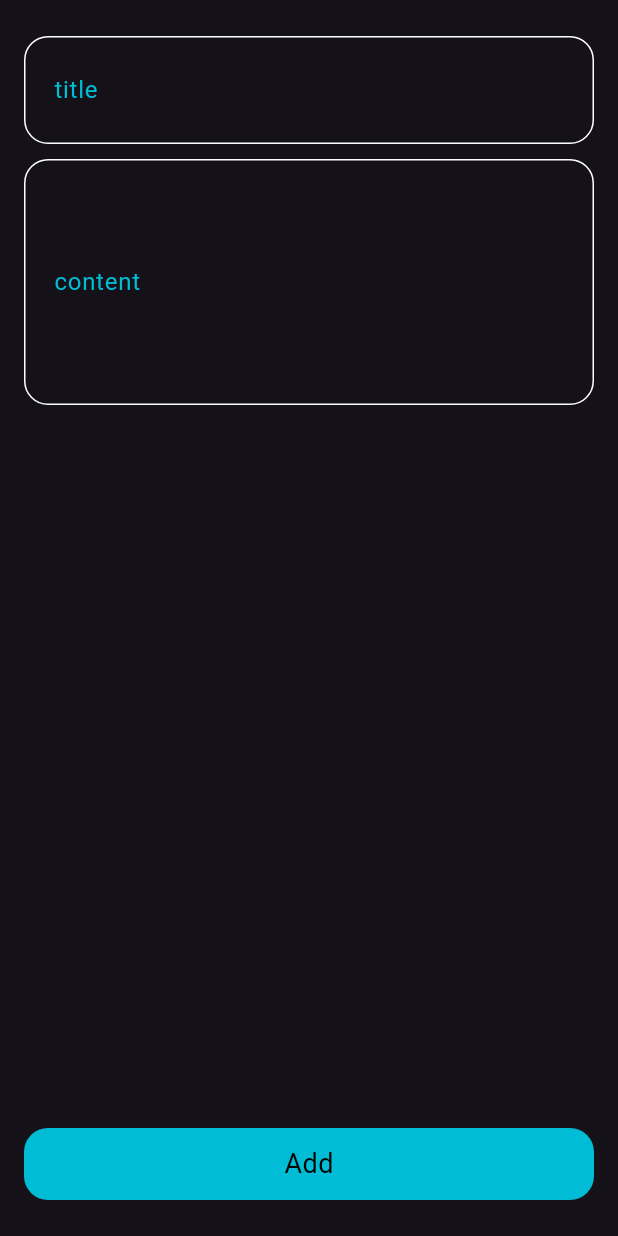
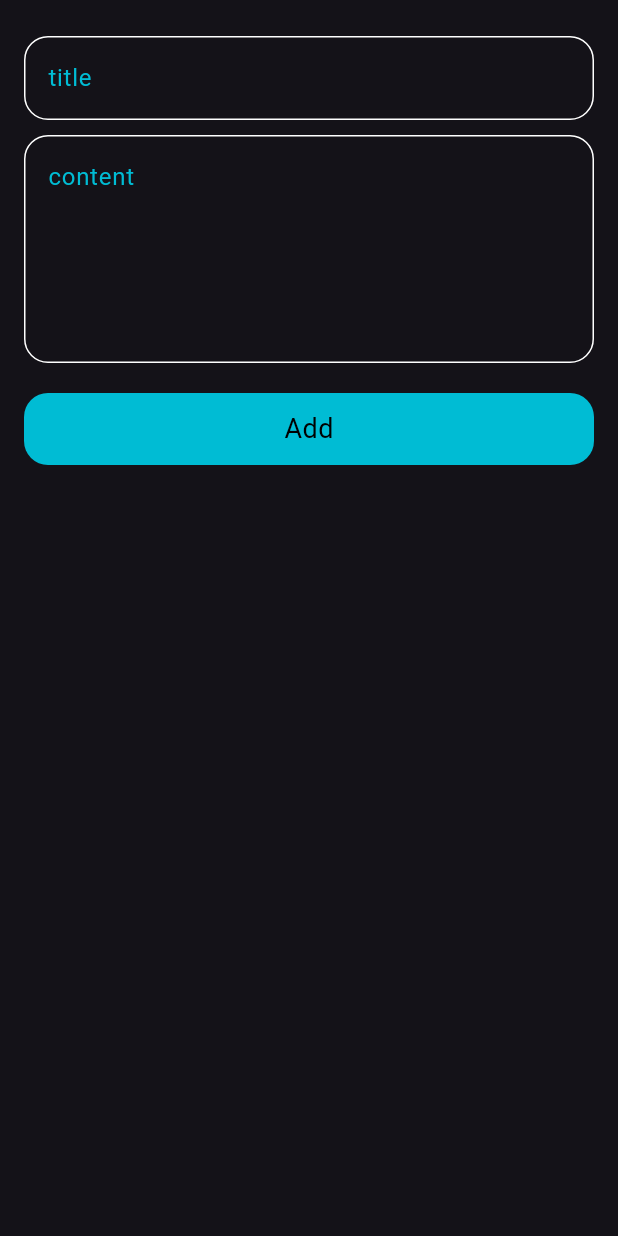
Before and after one commit to AhmedMKV/notes_app, a Flutter app: the AddNoteBottomSheet widget shown alone on an empty page, opened directly, on a phone screen of 412 x 824 dp. Run offline on Flutter 3.47's test engine with Material 3 defaults, Android fonts, the phone set to English and light mode, and no system bars.

Commit message:
finish note bottom sheet

```diff
--- a/lib/views/widgets/add_note_bottom_sheet.dart
+++ b/lib/views/widgets/add_note_bottom_sheet.dart
@@ -7,24 +7,27 @@ class AddNoteBottomSheet extends StatelessWidget {
 
   @override
   Widget build(BuildContext context) {
-    return Container(
-      child: Padding(
+    return
+      Padding(
         padding: const EdgeInsets.symmetric(horizontal: 16, vertical: 24),
+        child:
+        SingleChildScrollView(
           child: Column(
             children: [
               CustomTextFields(
-              fieldPadding: EdgeInsets.symmetric(horizontal: 16, vertical: 24),
                 hint: 'title',
               ),
               SizedBox(
                 height: 10,
               ),
               CustomTextFields(
-              fieldPadding: EdgeInsets.symmetric(horizontal: 16,vertical: 70),
+                maxLines: 5,
                 hint: 'content',
               ),
-            Spacer(),
-            CustomButton(buttonText: 'Add')
+              SizedBox(height:20),
+              CustomButton(
+                  onTap: (){},
+                  buttonText: 'Add'),
             ],
           ),
         ),
--- a/lib/views/widgets/custom_button.dart
+++ b/lib/views/widgets/custom_button.dart
@@ -18,7 +18,7 @@ class CustomButton extends StatelessWidget {
         ),
 
         height: 48,
-        width: double.infinity,
+        width:MediaQuery.of(context).size.width,
         child: Center(
           child: Text(
             buttonText,
--- a/lib/views/widgets/custom_text_field.dart
+++ b/lib/views/widgets/custom_text_field.dart
@@ -1,8 +1,8 @@
 import 'package:flutter/material.dart';
 
 class CustomTextFields extends StatelessWidget {
-  CustomTextFields(
-      {required this.fieldPadding,
+  CustomTextFields({
+    this.maxLines = 1,
     this.onChanged,
     super.key,
     this.inputType,
@@ -10,20 +10,22 @@ class CustomTextFields extends StatelessWidget {
     this.obscureText = false});
 
   bool? obscureText;
-final EdgeInsetsGeometry fieldPadding;
+
   final String hint;
   Function(String)? onChanged;
   TextInputType? inputType;
+  final int maxLines;
 
   @override
   Widget build(BuildContext context) {
     return TextField(
+      maxLines:maxLines,
 
       obscureText: obscureText!,
       keyboardType: inputType,
       onChanged: onChanged,
       decoration: InputDecoration(
-        contentPadding:fieldPadding,
+
         enabledBorder: OutlineInputBorder(
             borderRadius: BorderRadius.circular(16),
             borderSide: BorderSide(color: Colors.white)),
@@ -31,7 +33,7 @@ final EdgeInsetsGeometry fieldPadding;
         hintStyle: TextStyle(color: Colors.cyan),
         focusedBorder: OutlineInputBorder(
             borderRadius: BorderRadius.circular(16),
-            borderSide: BorderSide(color: Colors.white)),
+            borderSide: BorderSide(color: Colors.cyan)),
       ),
     );
   }
```
Also changed, not shown: lib/views/notes_view.dart (+5 -6 lines). Lines whose indentation alone changed are shown as unchanged.
